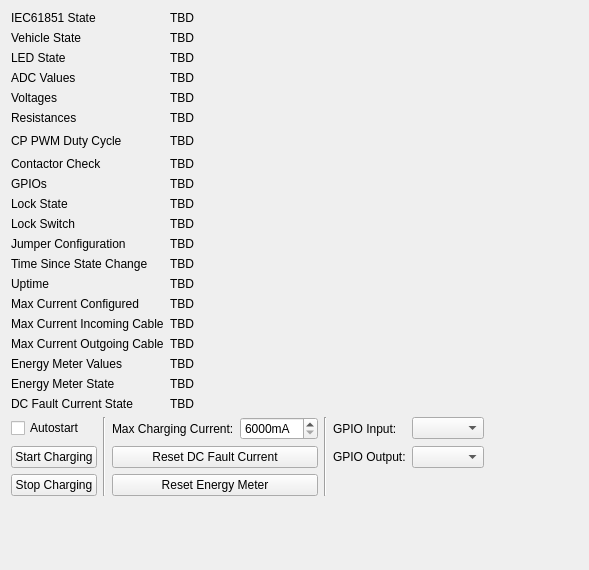
The window that src/brickv/plugin_system/plugins/evse_v2/ui/evse_v2.ui (Tinkerforge/brickv) describes before a commit, drawn with Qt 5.
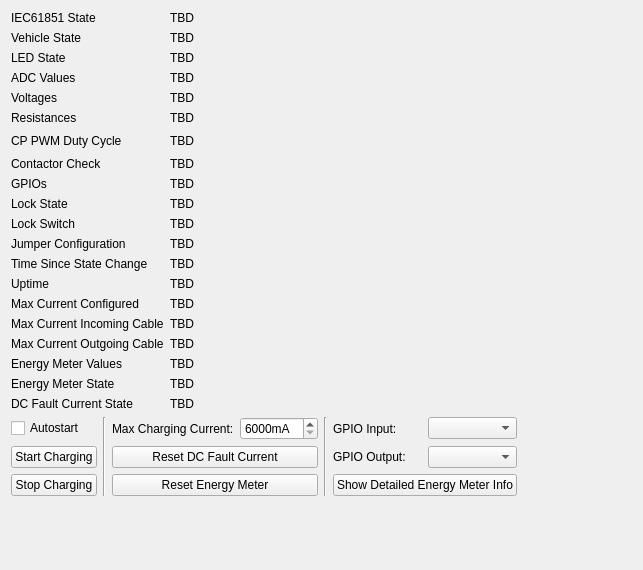
The same window after the commit.

Commit message: Add very simple detailed EnergyMeterTable

What changed in the file:
```diff
--- a/src/brickv/plugin_system/plugins/evse_v2/ui/evse_v2.ui
+++ b/src/brickv/plugin_system/plugins/evse_v2/ui/evse_v2.ui
@@ -6,7 +6,7 @@
    <rect>
     <x>0</x>
     <y>0</y>
-    <width>589</width>
+    <width>643</width>
     <height>570</height>
    </rect>
   </property>
@@ -418,6 +418,13 @@
        </property>
       </widget>
      </item>
+     <item row="2" column="5" colspan="2">
+      <widget class="QPushButton" name="button_energy_meter_detailed">
+       <property name="text">
+        <string>Show Detailed Energy Meter Info</string>
+       </property>
+      </widget>
+     </item>
     </layout>
    </item>
    <item>
```
The commit also changes 2 other files.
